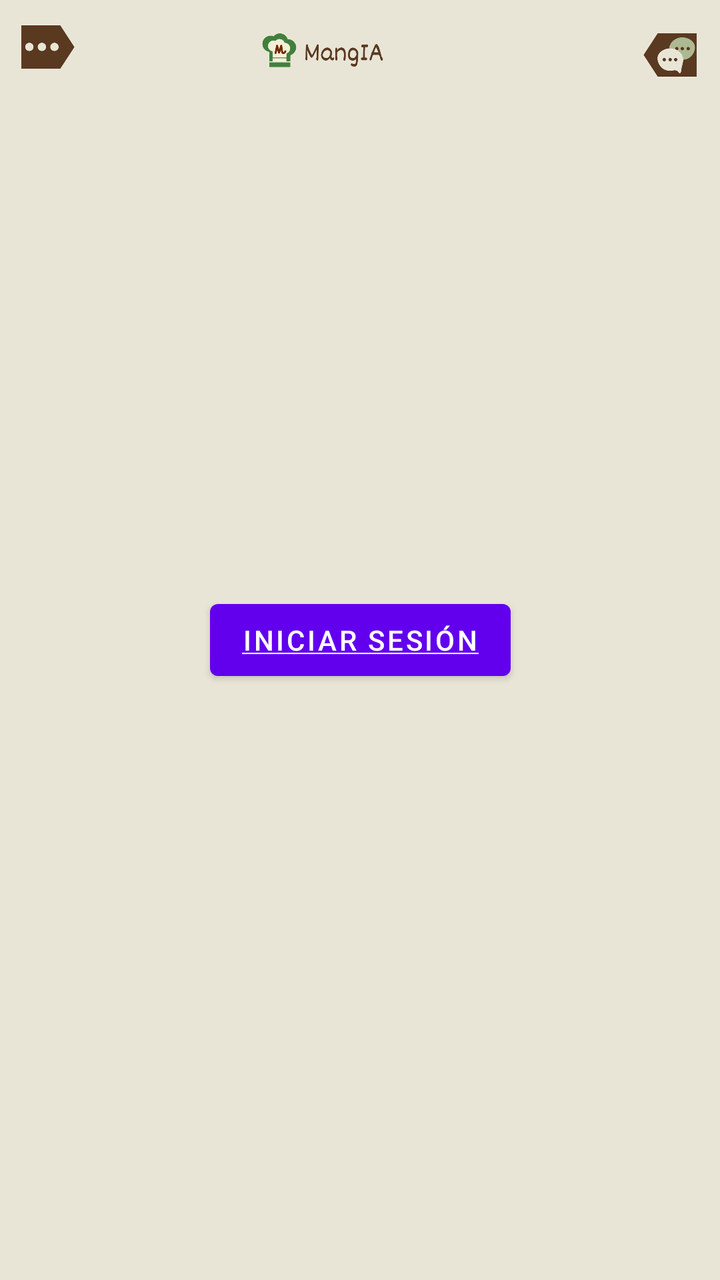
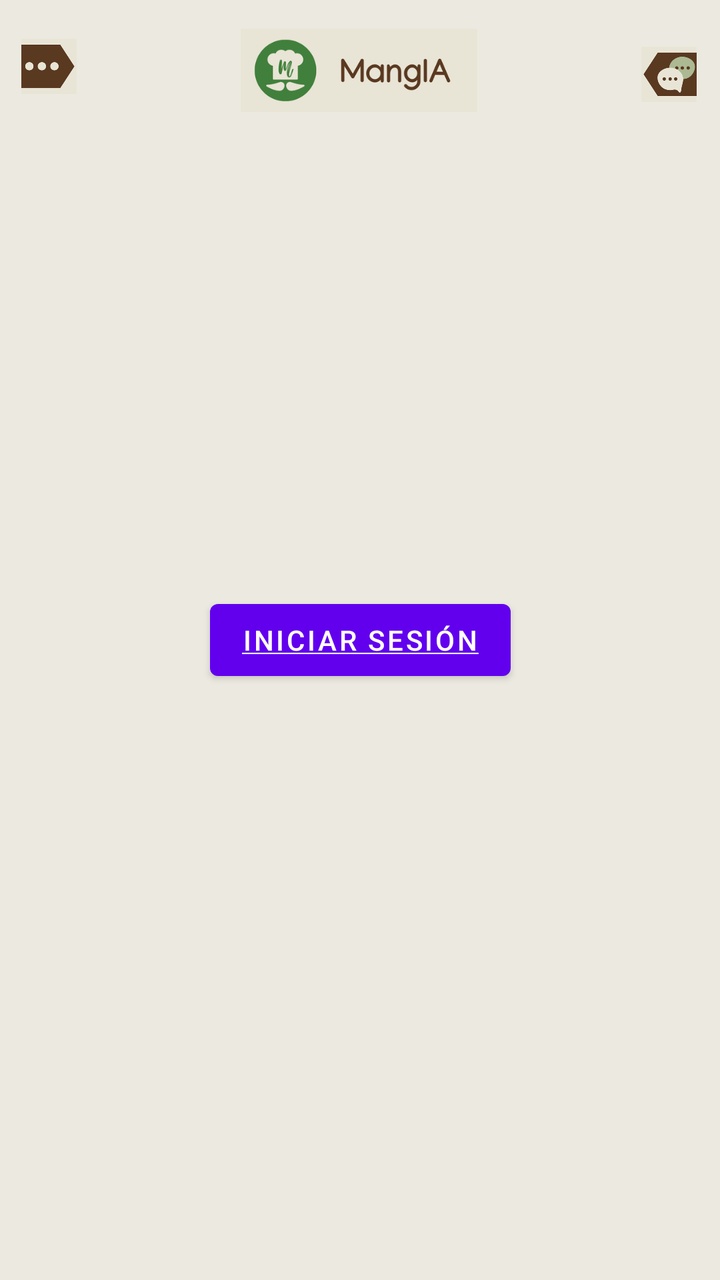

The first picture is an Android layout as it rendered before a commit; the second is the same layout after the commit. The layout source and the unified diff follow.
<!-- AndroidManifest.xml: application theme Theme.MangIA -->
<!-- res/layout/activity_main.xml -->
<?xml version="1.0" encoding="utf-8"?>
<androidx.drawerlayout.widget.DrawerLayout
    xmlns:android="http://schemas.android.com/apk/res/android"
    xmlns:app="http://schemas.android.com/apk/res-auto"
    xmlns:tools="http://schemas.android.com/tools"
    android:id="@+id/drawerLayout"
    android:layout_width="match_parent"
    android:layout_height="match_parent"
    android:background="@color/primaryColor"
    tools:context=".MainActivity" >

    <androidx.constraintlayout.widget.ConstraintLayout
        android:layout_width="match_parent"
        android:layout_height="match_parent">
        <androidx.appcompat.widget.Toolbar
            android:id="@+id/toolbar"
            android:layout_width="match_parent"
            android:layout_height="wrap_content"
            android:background="@color/primaryColor"
            app:layout_constraintEnd_toEndOf="parent"
            app:layout_constraintStart_toStartOf="parent"
            app:layout_constraintTop_toTopOf="parent" />
        <Button
            android:id="@+id/btnSalir"
            android:layout_width="wrap_content"
            android:layout_height="wrap_content"
            android:text="@string/pLogin"
            app:layout_constraintBottom_toBottomOf="parent"
            app:layout_constraintEnd_toEndOf="parent"
            app:layout_constraintStart_toStartOf="parent"
            app:layout_constraintTop_toTopOf="parent" />

        <ImageButton
            android:id="@+id/imbOptionM"
            style="@android:style/Widget.ImageButton"
            android:layout_width="50dp"
            android:layout_height="50dp"
            android:backgroundTint="@color/primaryColor"
            android:scaleType="fitStart"
            app:layout_constraintBottom_toBottomOf="@+id/toolbar"
            app:layout_constraintStart_toStartOf="parent"
            app:layout_constraintTop_toTopOf="parent"
            app:srcCompat="@drawable/optionflag" />

        <ImageButton
            android:id="@+id/imbChatM"
            style="@android:style/Widget.ImageButton"
            android:layout_width="50dp"
            android:layout_height="50dp"
            android:backgroundTint="@color/primaryColor"
            android:scaleType="fitEnd"
            app:layout_constraintBottom_toBottomOf="@+id/toolbar"
            app:layout_constraintEnd_toEndOf="@+id/toolbar"
            app:layout_constraintTop_toTopOf="@+id/toolbar"
            app:srcCompat="@drawable/chatflag" />

        <ImageButton
            android:id="@+id/imbHomeM"
            style="@android:style/Widget.ImageButton"
            android:layout_width="120dp"
            android:layout_height="40dp"
            android:backgroundTint="@color/primaryColor"
            android:scaleType="fitStart"
            app:layout_constraintBottom_toBottomOf="@+id/toolbar"
            app:layout_constraintEnd_toEndOf="parent"
            app:layout_constraintStart_toStartOf="parent"
            app:layout_constraintTop_toTopOf="parent"
            app:srcCompat="@drawable/homeflag" />

    </androidx.constraintlayout.widget.ConstraintLayout>

    <com.google.android.material.navigation.NavigationView
        android:id="@+id/navView"
        android:layout_width="wrap_content"
        android:layout_height="match_parent"
        android:layout_gravity="start"
        android:fitsSystemWindows="true"/>

</androidx.drawerlayout.widget.DrawerLayout>
<!-- resources referenced by this layout -->
<resources>
  <color name="primaryColor">#E9E5D6</color>
  <!-- drawable chatflag: png bitmap (drawable, 15087 bytes) -->
  <!-- drawable homeflag: png bitmap (drawable, 31470 bytes) -->
  <!-- drawable optionflag: png bitmap (drawable, 8967 bytes) -->
  <string name="pLogin"><u>Iniciar Sesión</u></string>
  <style name="Theme.MangIA" parent="Theme.MaterialComponents.DayNight.NoActionBar">
          
          
          
      </style>
</resources>

<!-- the commit's change to res/layout/activity_main.xml (unified diff, before → after) -->
@@ -15,7 +15,7 @@
         <androidx.appcompat.widget.Toolbar
             android:id="@+id/toolbar"
             android:layout_width="match_parent"
-            android:layout_height="wrap_content"
+            android:layout_height="75dp"
             android:background="@color/primaryColor"
             app:layout_constraintEnd_toEndOf="parent"
             app:layout_constraintStart_toStartOf="parent"
@@ -57,10 +57,10 @@
         <ImageButton
             android:id="@+id/imbHomeM"
             style="@android:style/Widget.ImageButton"
-            android:layout_width="120dp"
-            android:layout_height="40dp"
+            android:layout_width="150dp"
+            android:layout_height="60dp"
             android:backgroundTint="@color/primaryColor"
-            android:scaleType="fitStart"
+            android:scaleType="fitCenter"
             app:layout_constraintBottom_toBottomOf="@+id/toolbar"
             app:layout_constraintEnd_toEndOf="parent"
             app:layout_constraintStart_toStartOf="parent"
<!-- resource entries referenced after the edit -->
@@ -1,8 +1,8 @@
 <!-- resources referenced by this layout -->
 <resources>
-  <color name="primaryColor">#E9E5D6</color>
+  <color name="primaryColor">#ECE9E0</color>
   <!-- drawable chatflag: png bitmap (drawable, 15087 bytes) -->
-  <!-- drawable homeflag: png bitmap (drawable, 31470 bytes) -->
+  <!-- drawable homeflag: png bitmap (drawable, 26204 bytes) -->
   <!-- drawable optionflag: png bitmap (drawable, 8967 bytes) -->
   <string name="pLogin"><u>Iniciar Sesión</u></string>
   <style name="Theme.MangIA" parent="Theme.MaterialComponents.DayNight.NoActionBar">
